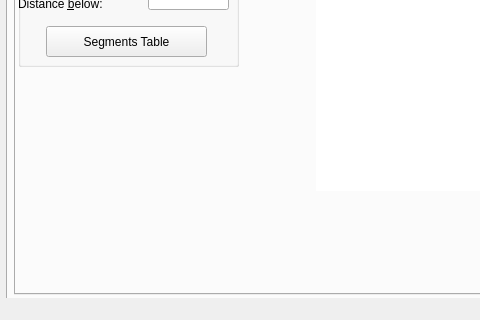
Jamal-dev/DeSIO_GUI, file form.ui: the form before one commit; both pictures show x 0 to 480 and y 269 to 589 of the 776 by 589 pixel window.
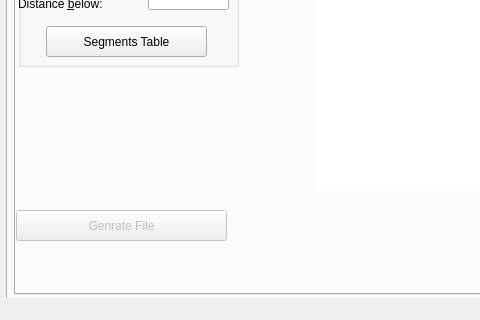
The form after the commit. Icons and pictures are not drawn.

Patch:
```diff
--- a/form.ui
+++ b/form.ui
@@ -277,6 +277,22 @@
          <bool>true</bool>
         </property>
        </widget>
+       <widget class="QPushButton" name="btnStructureTowerGGenrateFile">
+        <property name="enabled">
+         <bool>false</bool>
+        </property>
+        <property name="geometry">
+         <rect>
+          <x>0</x>
+          <y>390</y>
+          <width>211</width>
+          <height>31</height>
+         </rect>
+        </property>
+        <property name="text">
+         <string>Genrate File</string>
+        </property>
+       </widget>
       </widget>
       <widget class="QWidget" name="tabSupportStructure">
        <attribute name="title">
```
Left out of the diff: 16 changed lines with no effect on the pictures.
